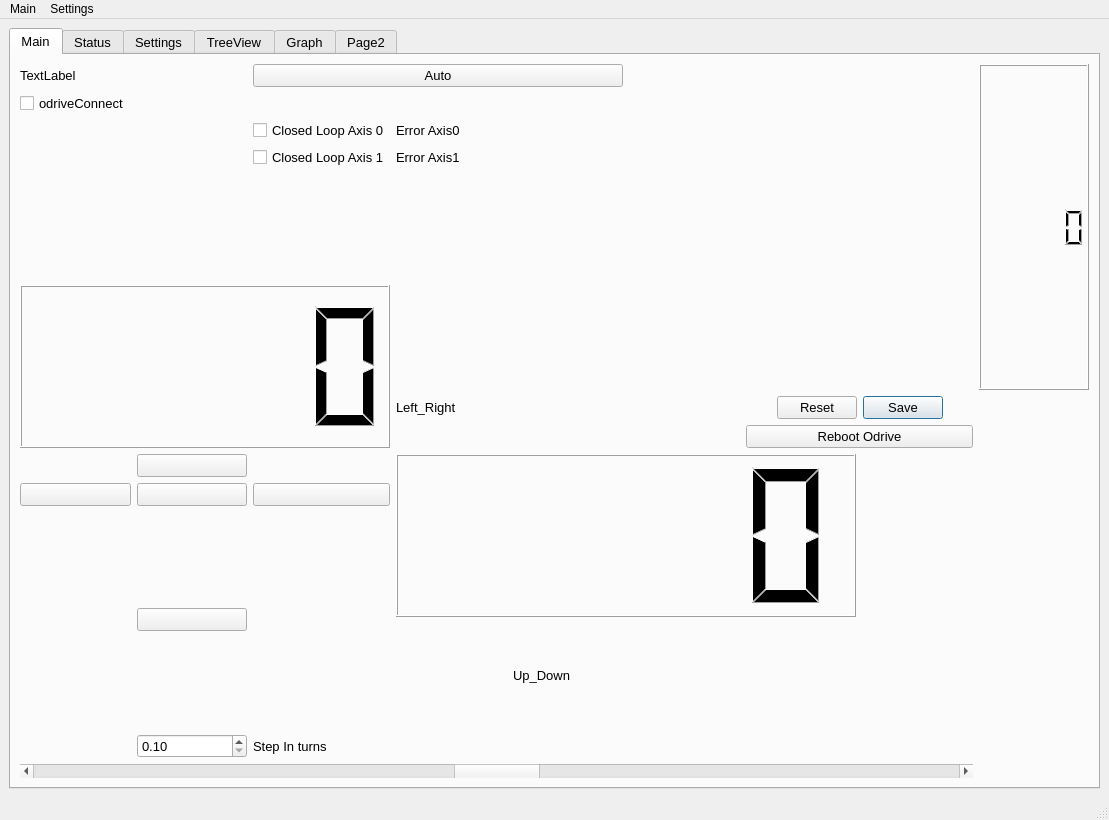
Old version of the form gui/mainwindow2.ui in the repository HK-AutoPlant/Gantry.
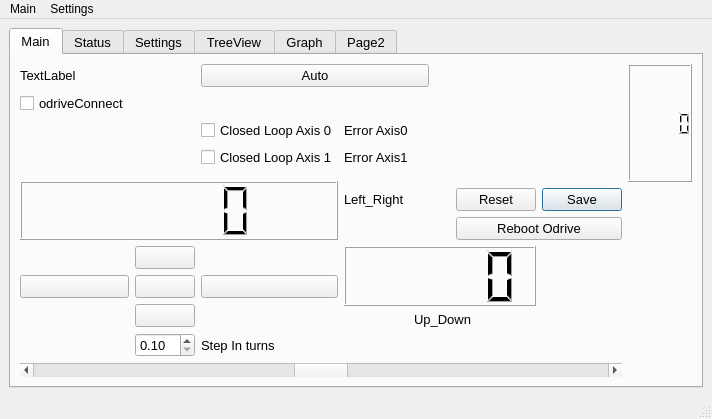
New version of the form. Icons and pictures are not drawn. Custom widgets are drawn as their Qt base class.

Diff of the .ui file:
```diff
--- a/gui/mainwindow2.ui
+++ b/gui/mainwindow2.ui
@@ -6,8 +6,8 @@
    <rect>
     <x>0</x>
     <y>0</y>
-    <width>1109</width>
-    <height>820</height>
+    <width>683</width>
+    <height>416</height>
    </rect>
   </property>
   <property name="windowTitle">
@@ -1028,7 +1028,7 @@
     <rect>
      <x>0</x>
      <y>0</y>
-     <width>1109</width>
+     <width>683</width>
      <height>21</height>
     </rect>
    </property>
```
